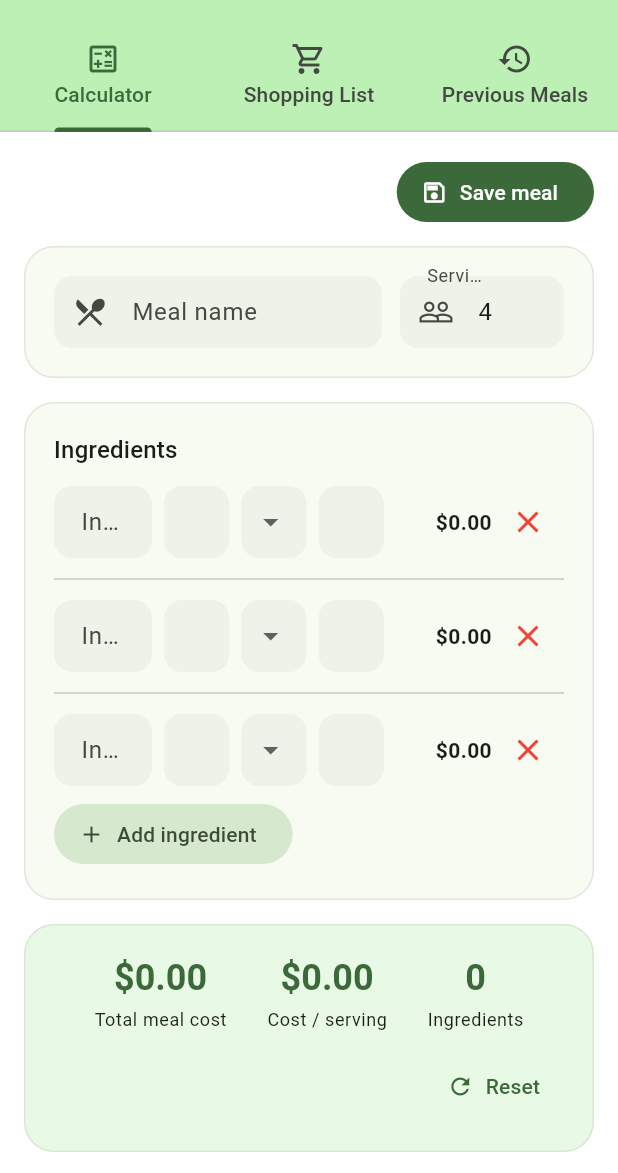
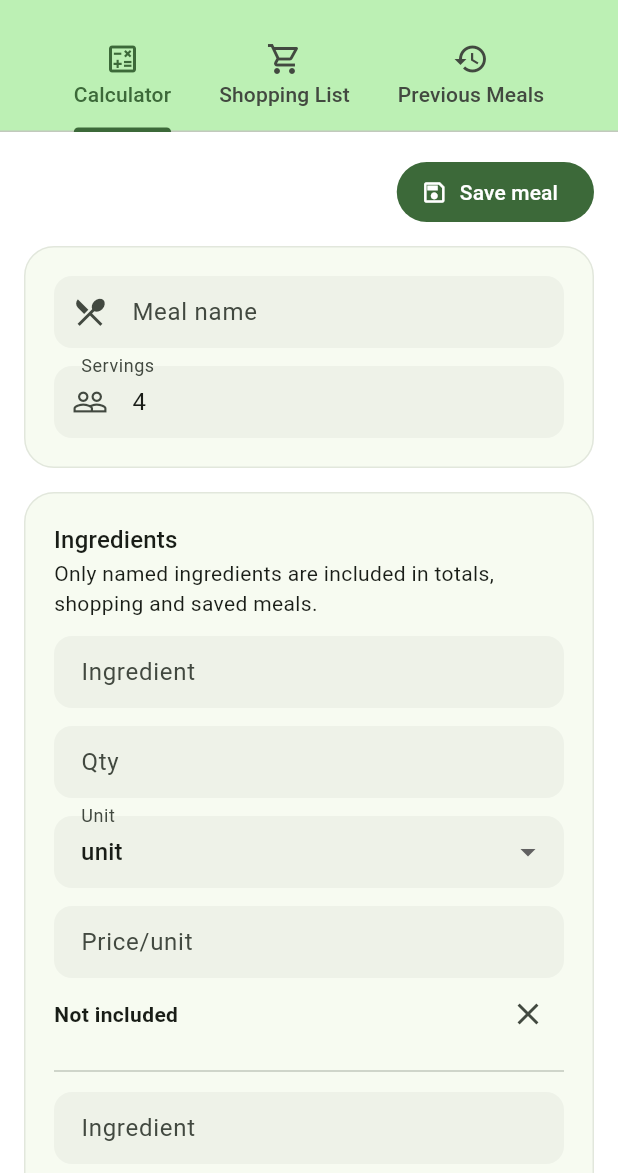
Before and after one commit to BananaJoe1984/sheperd_app3, a Flutter app: the screen it shows after launch, on a phone screen of 412 x 824 dp, the part 63-1236 px from its top. Run offline on Flutter 3.47's test engine with Material 3 defaults, Android fonts, the phone set to English and light mode, and no system bars; our stand-ins replace shared_preferences.

Commit message:
Fix calculator state, validation, responsive layout and currency rounding

```diff
--- a/lib/meal_cost_calculator_screen.dart
+++ b/lib/meal_cost_calculator_screen.dart
@@ -2,6 +2,7 @@ import 'package:flutter/material.dart';
 
 import 'meal_history.dart';
 import 'meal_history_view.dart';
+import 'money.dart';
 
 const List<String> _unitOptions = [
   'unit',
@@ -31,16 +32,14 @@ class Ingredient {
   String price;
   bool inCart;
 
-  double get cost {
-    final qty = double.tryParse(quantity) ?? 0;
-    final pricePerUnit = double.tryParse(price) ?? 0;
-
-    if (qty <= 0 || pricePerUnit <= 0) {
-      return 0;
-    }
-
-    return qty * pricePerUnit;
-  }
+  bool get named => name.trim().isNotEmpty;
+  bool get started =>
+      named || quantity.trim().isNotEmpty || price.trim().isNotEmpty;
+  String? get quantityError => decimalError(quantity, positive: true);
+  String? get priceError => decimalError(price, positive: false);
+  bool get valid => quantityError == null && priceError == null;
+  BigInt get cents => valid ? ingredientCents(quantity, price) : BigInt.zero;
+  double get cost => cents.toDouble() / 100;
 }
 
 class MealCostCalculatorScreen extends StatefulWidget {
@@ -99,8 +98,10 @@ class _MealCostCalculatorScreenState extends State<MealCostCalculatorScreen>
       _showMessage('Add at least one named ingredient before saving.');
       return;
     }
-    if (!_totalCost.isFinite) {
-      _showMessage('Enter finite quantities and prices before saving.');
+    if (_servings == null || !_validMeal) {
+      _showMessage(
+        'Correct the highlighted quantities, prices and servings before saving.',
+      );
       return;
     }
     final meal = SavedMeal(
@@ -108,14 +109,8 @@ class _MealCostCalculatorScreenState extends State<MealCostCalculatorScreen>
           ? 'Untitled meal'
           : _mealNameController.text.trim(),
       savedAt: DateTime.now(),
-      servings: _servings,
-      ingredients: _ingredients
-          .where(
-            (i) =>
-                i.name.trim().isNotEmpty ||
-                i.quantity.trim().isNotEmpty ||
-                i.price.trim().isNotEmpty,
-          )
+      servings: _servings!,
+      ingredients: _namedIngredients
           .map(
             (i) => SavedIngredient(
               name: i.name,
@@ -123,6 +118,7 @@ class _MealCostCalculatorScreenState extends State<MealCostCalculatorScreen>
               unit: i.unit,
               price: i.price,
               cost: i.cost,
+              preciseCents: i.cents,
             ),
           )
           .toList(),
@@ -157,23 +153,18 @@ class _MealCostCalculatorScreenState extends State<MealCostCalculatorScreen>
     Ingredient(),
   ];
 
-  double get _totalCost => _ingredients.fold(0, (sum, ing) => sum + ing.cost);
-
-  int get _servings {
-    final value = int.tryParse(_servingsController.text) ?? 1;
-    return value < 1 ? 1 : value;
-  }
-
-  double get _costPerServing => _totalCost / _servings;
-
+  BigInt get _totalCents =>
+      _namedIngredients.fold(BigInt.zero, (sum, i) => sum + i.cents);
+  int? get _servings => parseServings(_servingsController.text);
+  bool get _validMeal => _namedIngredients.every((i) => i.valid);
   List<Ingredient> get _namedIngredients =>
-      _ingredients.where((ing) => ing.name.trim().isNotEmpty).toList();
-
+      _ingredients.where((i) => i.named).toList();
   int get _ingredientCount => _namedIngredients.length;
-
-  double get _remainingCost => _namedIngredients
+  BigInt get _remainingCents => _namedIngredients
       .where((i) => !i.inCart)
-      .fold(0, (sum, i) => sum + i.cost);
+      .fold(BigInt.zero, (sum, i) => sum + i.cents);
+  bool get _validRemaining =>
+      _namedIngredients.where((i) => !i.inCart).every((i) => i.valid);
 
   int get _cartCheckedCount => _namedIngredients.where((i) => i.inCart).length;
 
@@ -211,8 +202,14 @@ class _MealCostCalculatorScreenState extends State<MealCostCalculatorScreen>
   Widget build(BuildContext context) {
     return Scaffold(
       appBar: AppBar(
-        title: const Text('Grocery Meal Cost Calculator'),
+        title: const Text(
+          'Grocery Meal Cost Calculator',
+          maxLines: 1,
+          overflow: TextOverflow.ellipsis,
+        ),
         bottom: TabBar(
+          isScrollable: true,
+          tabAlignment: TabAlignment.center,
           controller: _tabController,
           tabs: const [
             Tab(icon: Icon(Icons.calculate_outlined), text: 'Calculator'),
@@ -242,7 +239,6 @@ class _MealCostCalculatorScreenState extends State<MealCostCalculatorScreen>
 
   Widget _buildCalculatorTab(BuildContext context) {
     final theme = Theme.of(context);
-    String currency(double v) => '\$${v.toStringAsFixed(2)}';
 
     return ListView(
       padding: const EdgeInsets.fromLTRB(16, 16, 16, 32),
@@ -261,12 +257,10 @@ class _MealCostCalculatorScreenState extends State<MealCostCalculatorScreen>
         Card(
           child: Padding(
             padding: const EdgeInsets.all(20),
-            child: Row(
-              crossAxisAlignment: CrossAxisAlignment.start,
+            child: _ResponsiveFields(
+              breakpoint: 600,
               children: [
-                Expanded(
-                  flex: 2,
-                  child: TextField(
+                TextField(
                   controller: _mealNameController,
                   decoration: const InputDecoration(
                     labelText: 'Meal name',
@@ -274,18 +268,18 @@ class _MealCostCalculatorScreenState extends State<MealCostCalculatorScreen>
                     prefixIcon: Icon(Icons.restaurant_menu),
                   ),
                 ),
-                ),
-                const SizedBox(width: 12),
-                Expanded(
-                  child: TextField(
+                TextField(
                   controller: _servingsController,
                   keyboardType: TextInputType.number,
-                    decoration: const InputDecoration(
+                  decoration: InputDecoration(
+                    errorText: _servings == null
+                        ? 'Enter a whole number from 1 to 999999.'
+                        : null,
+                    errorMaxLines: 3,
                     labelText: 'Servings',
                     prefixIcon: Icon(Icons.people_outline),
                   ),
                   onChanged: (_) => setState(() {}),
-                  ),
                 ),
               ],
             ),
@@ -299,12 +293,18 @@ class _MealCostCalculatorScreenState extends State<MealCostCalculatorScreen>
               crossAxisAlignment: CrossAxisAlignment.stretch,
               children: [
                 Text('Ingredients', style: theme.textTheme.titleMedium),
+                const Text(
+                  'Only named ingredients are included in totals, shopping and saved meals.',
+                ),
                 const SizedBox(height: 12),
                 for (int i = 0; i < _ingredients.length; i++) ...[
                   _IngredientRow(
+                    key: ObjectKey(_ingredients[i]),
                     ingredient: _ingredients[i],
                     onChanged: () => setState(() {}),
-                    onRemove: () => _removeIngredient(i),
+                    onRemove: _ingredients.length > 1
+                        ? () => _removeIngredient(i)
+                        : null,
                   ),
                   if (i != _ingredients.length - 1) const Divider(height: 28),
                 ],
@@ -328,16 +328,22 @@ class _MealCostCalculatorScreenState extends State<MealCostCalculatorScreen>
             padding: const EdgeInsets.all(20),
             child: Column(
               children: [
-                Row(
-                  mainAxisAlignment: MainAxisAlignment.spaceEvenly,
+                Wrap(
+                  alignment: WrapAlignment.center,
+                  spacing: 24,
+                  runSpacing: 16,
                   children: [
                     _SummaryItem(
                       label: 'Total meal cost',
-                      value: currency(_totalCost),
+                      value: _validMeal
+                          ? formatMoney(_totalCents)
+                          : 'Check inputs',
                     ),
                     _SummaryItem(
                       label: 'Cost / serving',
-                      value: currency(_costPerServing),
+                      value: _validMeal && _servings != null
+                          ? formatMoney(servingCents(_totalCents, _servings!))
+                          : 'Check inputs',
                     ),
                     _SummaryItem(
                       label: 'Ingredients',
@@ -399,8 +405,10 @@ class _MealCostCalculatorScreenState extends State<MealCostCalculatorScreen>
           color: theme.colorScheme.primaryContainer.withValues(alpha: 0.35),
           child: Padding(
             padding: const EdgeInsets.all(20),
-            child: Row(
-              mainAxisAlignment: MainAxisAlignment.spaceEvenly,
+            child: Wrap(
+              alignment: WrapAlignment.center,
+              spacing: 24,
+              runSpacing: 16,
               children: [
                 _SummaryItem(
                   label: 'In cart',
@@ -408,7 +416,9 @@ class _MealCostCalculatorScreenState extends State<MealCostCalculatorScreen>
                 ),
                 _SummaryItem(
                   label: 'Remaining cost',
-                  value: '\$${_remainingCost.toStringAsFixed(2)}',
+                  value: _validRemaining
+                      ? formatMoney(_remainingCents)
+                      : 'Check inputs',
                 ),
               ],
             ),
@@ -435,54 +445,83 @@ class _MealCostCalculatorScreenState extends State<MealCostCalculatorScreen>
   }
 }
 
+/// Wrap keeps fields keyed and mounted when the window crosses a breakpoint.
+class _ResponsiveFields extends StatelessWidget {
+  const _ResponsiveFields({required this.children, this.breakpoint = 850});
+  final List<Widget> children;
+  final double breakpoint;
+
+  @override
+  Widget build(BuildContext context) => LayoutBuilder(
+    builder: (context, constraints) {
+      final wide =
+          constraints.maxWidth >= breakpoint &&
+          MediaQuery.textScalerOf(context).scale(1) <= 1.3;
+      final width = wide
+          ? (constraints.maxWidth - 12 * (children.length - 1)) /
+                children.length
+          : constraints.maxWidth;
+      return Wrap(
+        spacing: 12,
+        runSpacing: 12,
+        children: [
+          for (int i = 0; i < children.length; i++)
+            SizedBox(key: ValueKey(i), width: width, child: children[i]),
+        ],
+      );
+    },
+  );
+}
+
 class _IngredientRow extends StatelessWidget {
   const _IngredientRow({
+    super.key,
     required this.ingredient,
     required this.onChanged,
     required this.onRemove,
   });
-
   final Ingredient ingredient;
   final VoidCallback onChanged;
-  final VoidCallback onRemove;
+  final VoidCallback? onRemove;
 
   @override
-  Widget build(BuildContext context) {
-    return Row(
-      crossAxisAlignment: CrossAxisAlignment.center,
+  Widget build(BuildContext context) => Column(
+    crossAxisAlignment: CrossAxisAlignment.stretch,
     children: [
-        Expanded(
-          flex: 3,
-          child: TextFormField(
+      _ResponsiveFields(
+        children: [
+          TextFormField(
             initialValue: ingredient.name,
-            decoration: const InputDecoration(
+            decoration: InputDecoration(
               labelText: 'Ingredient',
               isDense: true,
+              helperText: ingredient.started && !ingredient.named
+                  ? 'Unnamed: excluded from totals'
+                  : null,
+              helperMaxLines: 2,
             ),
             onChanged: (v) {
               ingredient.name = v;
               onChanged();
             },
           ),
-        ),
-        const SizedBox(width: 8),
-        Expanded(
-          flex: 2,
-          child: TextFormField(
+          TextFormField(
             initialValue: ingredient.quantity,
             keyboardType: const TextInputType.numberWithOptions(decimal: true),
-            decoration: const InputDecoration(labelText: 'Qty', isDense: true),
+            decoration: InputDecoration(
+              labelText: 'Qty',
+              isDense: true,
+              errorText: ingredient.started ? ingredient.quantityError : null,
+              errorMaxLines: 3,
+            ),
             onChanged: (v) {
               ingredient.quantity = v;
               onChanged();
             },
           ),
-        ),
-        const SizedBox(width: 8),
-        Expanded(
-          flex: 2,
-          child: DropdownButtonFormField<String>(
+          DropdownButtonFormField<String>(
             initialValue: ingredient.unit,
+            isExpanded: true,
             decoration: const InputDecoration(labelText: 'Unit', isDense: true),
             items: _unitOptions
                 .map((u) => DropdownMenuItem(value: u, child: Text(u)))
@@ -492,40 +531,43 @@ class _IngredientRow extends StatelessWidget {
               onChanged();
             },
           ),
-        ),
-        const SizedBox(width: 8),
-        Expanded(
-          flex: 2,
-          child: TextFormField(
+          TextFormField(
             initialValue: ingredient.price,
             keyboardType: const TextInputType.numberWithOptions(decimal: true),
-            decoration: const InputDecoration(
+            decoration: InputDecoration(
               labelText: 'Price/unit',
               isDense: true,
+              errorText: ingredient.started ? ingredient.priceError : null,
+              errorMaxLines: 3,
             ),
             onChanged: (v) {
               ingredient.price = v;
               onChanged();
             },
           ),
+        ],
       ),
-        const SizedBox(width: 8),
-        SizedBox(
-          width: 64,
+      Row(
+        children: [
+          Expanded(
             child: Text(
-            '\$${ingredient.cost.toStringAsFixed(2)}',
-            textAlign: TextAlign.right,
+              !ingredient.named
+                  ? 'Not included'
+                  : ingredient.valid
+                  ? formatMoney(ingredient.cents)
+                  : 'Check inputs',
               style: const TextStyle(fontWeight: FontWeight.w600),
             ),
           ),
           IconButton(
-          icon: const Icon(Icons.close, color: Colors.red),
+            icon: const Icon(Icons.close),
             tooltip: 'Remove ingredient',
             onPressed: onRemove,
           ),
         ],
+      ),
+    ],
   );
-  }
 }
 
 class _ShoppingListTile extends StatelessWidget {
@@ -556,12 +598,17 @@ class _ShoppingListTile extends StatelessWidget {
           color: ingredient.inCart ? theme.colorScheme.outline : null,
         ),
       ),
-      subtitle: qtyLabel.isEmpty ? null : Text(qtyLabel),
-      secondary: Text(
-        '\$${ingredient.cost.toStringAsFixed(2)}',
+      subtitle: Column(
+        crossAxisAlignment: CrossAxisAlignment.start,
+        children: [
+          if (qtyLabel.isNotEmpty) Text(qtyLabel),
+          Text(
+            ingredient.valid ? formatMoney(ingredient.cents) : 'Check inputs',
             style: theme.textTheme.bodyMedium?.copyWith(
               fontWeight: FontWeight.w600,
             ),
+          ),
+        ],
       ),
     );
   }
--- a/lib/meal_history.dart
+++ b/lib/meal_history.dart
@@ -1,6 +1,8 @@
 import 'dart:convert';
 
 import 'package:shared_preferences/shared_preferences.dart';
+
+import 'money.dart';
 
 /// A value snapshot, independent of the calculator's mutable input fields.
 class SavedIngredient {
@@ -10,6 +12,7 @@ class SavedIngredient {
     required this.unit,
     required this.price,
     required this.cost,
+    this.preciseCents,
   });
 
   final String name;
@@ -17,6 +20,9 @@ class SavedIngredient {
   final String unit;
   final String price;
   final double cost;
+  final BigInt? preciseCents;
+  // Legacy snapshots contained a floating-point cost. Round them once on read.
+  BigInt get cents => preciseCents ?? BigInt.from((cost * 100).round());
 
   Map<String, Object> toJson() => {
     'name': name,
@@ -24,17 +30,25 @@ class SavedIngredient {
     'unit': unit,
     'price': price,
     'cost': cost,
+    'costCents': cents.toString(),
   };
 
   factory SavedIngredient.fromJson(Map<String, dynamic> json) {
     final cost = (json['cost'] as num).toDouble();
     if (!cost.isFinite || cost < 0) throw const FormatException('Invalid cost');
+    final cents = json['costCents'] == null
+        ? null
+        : BigInt.parse(json['costCents'] as String);
+    if (cents != null && cents < BigInt.zero) {
+      throw const FormatException('Invalid cents');
+    }
     return SavedIngredient(
       name: json['name'] as String,
       quantity: json['quantity'] as String,
       unit: json['unit'] as String,
       price: json['price'] as String,
       cost: cost,
+      preciseCents: cents,
     );
   }
 }
@@ -52,8 +66,11 @@ class SavedMeal {
   final int servings;
   final List<SavedIngredient> ingredients;
 
-  double get totalCost => ingredients.fold(0, (sum, item) => sum + item.cost);
-  double get costPerServing => totalCost / servings;
+  BigInt get totalCents =>
+      ingredients.fold(BigInt.zero, (sum, item) => sum + item.cents);
+  BigInt get perServingCents => servingCents(totalCents, servings);
+  double get totalCost => totalCents.toDouble() / 100;
+  double get costPerServing => perServingCents.toDouble() / 100;
 
   Map<String, Object> toJson() => {
     'name': name,
--- a/lib/meal_history_view.dart
+++ b/lib/meal_history_view.dart
@@ -1,6 +1,7 @@
 import 'package:flutter/material.dart';
 
 import 'meal_history.dart';
+import 'money.dart';
 
 class MealHistoryView extends StatelessWidget {
   const MealHistoryView({
@@ -59,8 +60,8 @@ class MealHistoryView extends StatelessWidget {
             title: Text(meal.name),
             subtitle: Text(
               '$date • ${meal.servings} servings\n'
-              '\$${meal.totalCost.toStringAsFixed(2)} total • '
-              '\$${meal.costPerServing.toStringAsFixed(2)} / serving',
+              '${formatMoney(meal.totalCents)} total • '
+              '${formatMoney(meal.perServingCents)} / serving',
             ),
             isThreeLine: true,
             trailing: const Icon(Icons.chevron_right),
@@ -89,9 +90,9 @@ class _MealDetail extends StatelessWidget {
         ),
         const SizedBox(height: 12),
         Text(
-          '${meal.servings} servings • \$${meal.totalCost.toStringAsFixed(2)} total',
+          '${meal.servings} servings • ${formatMoney(meal.totalCents)} total',
         ),
-        Text('\$${meal.costPerServing.toStringAsFixed(2)} per serving'),
+        Text('${formatMoney(meal.perServingCents)} per serving'),
         const SizedBox(height: 16),
         for (final ingredient in meal.ingredients)
           Card(
@@ -103,9 +104,9 @@ class _MealDetail extends StatelessWidget {
               ),
               subtitle: Text(
                 '${ingredient.quantity} ${ingredient.unit} • '
-                'Price/unit: ${ingredient.price.isEmpty ? "0" : ingredient.price}',
+                'Price/unit: ${ingredient.price.isEmpty ? "0" : ingredient.price}\n'
+                '${formatMoney(ingredient.cents)}',
               ),
-              trailing: Text('\$${ingredient.cost.toStringAsFixed(2)}'),
             ),
           ),
       ],
--- /dev/null
+++ b/lib/money.dart
@@ -0,0 +1,44 @@
+/// Exact decimal input, with six fractional digits and twelve whole digits.
+/// The bounded format rejects non-finite values, exponents and currency symbols.
+BigInt? parseDecimal(String input) {
+  final text = input.trim();
+  if (!RegExp(r'^(?:\d{1,12}(?:\.\d{0,6})?|\.\d{1,6})$').hasMatch(text)) {
+    return null;
+  }
+  final parts = text.split('.');
+  final whole = parts.first.isEmpty ? '0' : parts.first;
+  final fraction = parts.length == 2 ? parts[1] : '';
+  return BigInt.parse('$whole${fraction.padRight(6, '0')}');
+}
+
+String? decimalError(String value, {required bool positive}) {
+  final parsed = parseDecimal(value);
+  if (parsed == null) {
+    return 'Enter a number (up to 12 digits and 6 decimals).';
+  }
+  if (positive && parsed == BigInt.zero) {
+    return 'Quantity must be greater than 0.';
+  }
+  return null;
+}
+
+/// Round half up once per ingredient, then sum these displayed cent amounts.
+BigInt ingredientCents(String quantity, String price) {
+  final product = parseDecimal(quantity)! * parseDecimal(price)!;
+  final divisor = BigInt.from(10000000000);
+  return (product + divisor ~/ BigInt.two) ~/ divisor;
+}
+
+BigInt servingCents(BigInt total, int servings) {
+  final divisor = BigInt.from(servings);
+  return (total * BigInt.two + divisor) ~/ (divisor * BigInt.two);
+}
+
+String formatMoney(BigInt cents) =>
+    '\$${cents ~/ BigInt.from(100)}.${(cents % BigInt.from(100)).toString().padLeft(2, '0')}';
+
+int? parseServings(String text) {
+  if (!RegExp(r'^\d{1,6}$').hasMatch(text.trim())) return null;
+  final value = int.parse(text.trim());
+  return value > 0 ? value : null;
+}
```
Also changed, not shown: 3 other files. Lines whose indentation alone changed are shown as unchanged.
